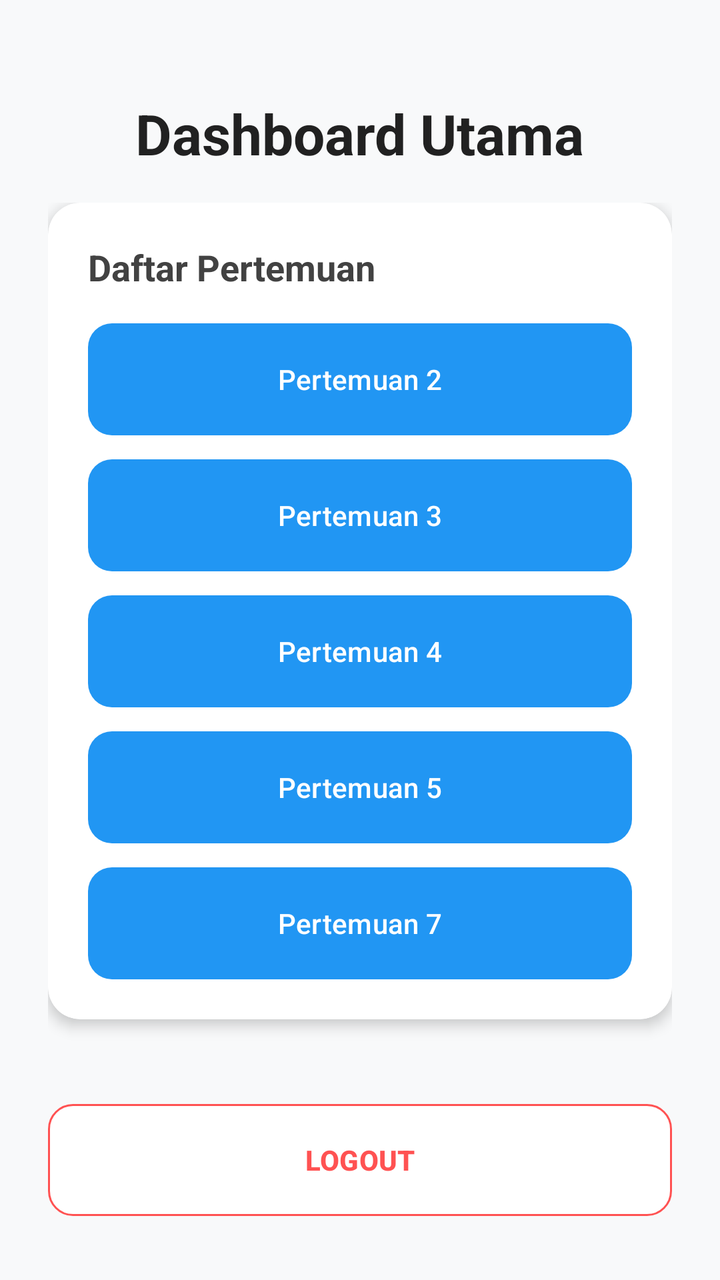
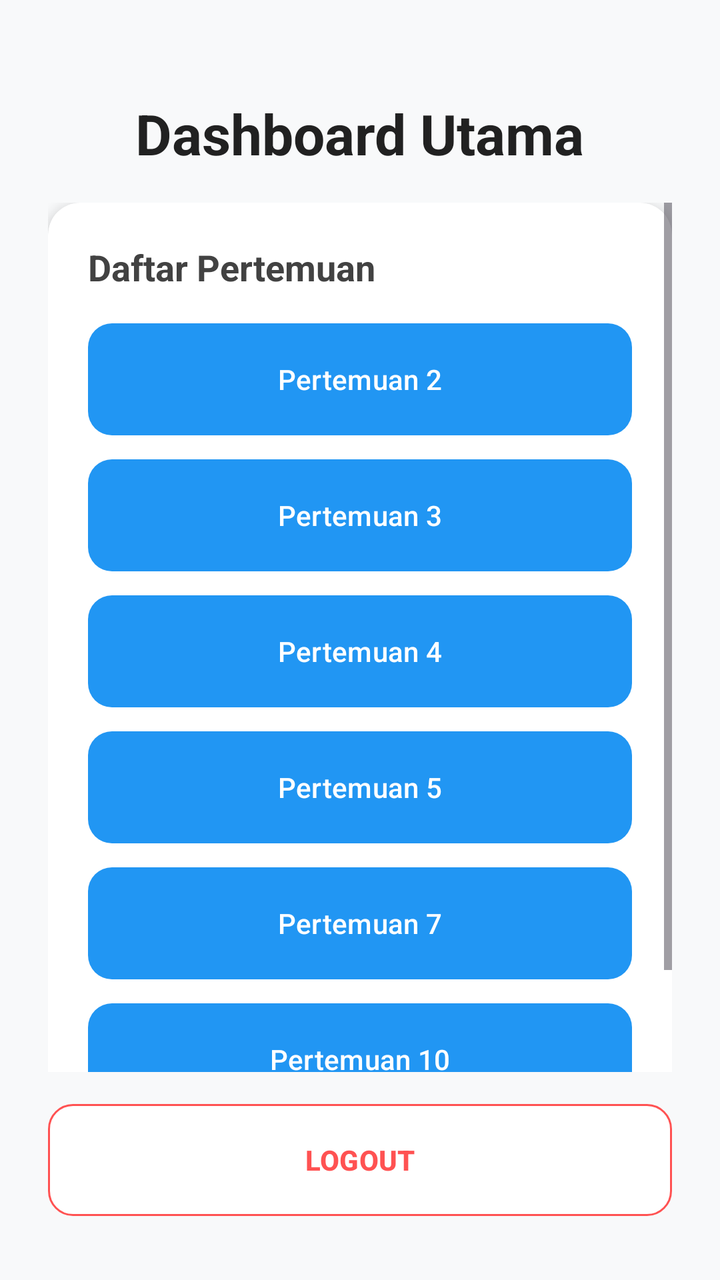

The first picture is an Android layout as it rendered before a commit; the second is the same layout after the commit. The layout source and the unified diff follow.
<!-- AndroidManifest.xml: application theme Theme.ArsyadApps -->
<!-- res/layout/activity_main.xml -->
<?xml version="1.0" encoding="utf-8"?>
<androidx.constraintlayout.widget.ConstraintLayout xmlns:android="http://schemas.android.com/apk/res/android"
    xmlns:app="http://schemas.android.com/apk/res-auto"
    xmlns:tools="http://schemas.android.com/tools"
    android:id="@+id/main"
    android:layout_width="match_parent"
    android:layout_height="match_parent"
    android:background="#F8F9FA"
    android:padding="24dp"
    tools:context=".MainActivity">

    <TextView
        android:id="@+id/tvDashboard"
        android:layout_width="wrap_content"
        android:layout_height="wrap_content"
        android:layout_marginTop="24dp"
        android:text="Dashboard Utama"
        android:textColor="#212121"
        android:textSize="28sp"
        android:textStyle="bold"
        app:layout_constraintEnd_toEndOf="parent"
        app:layout_constraintStart_toStartOf="parent"
        app:layout_constraintTop_toTopOf="parent" />

    <ScrollView
        android:layout_width="0dp"
        android:layout_height="0dp"
        android:layout_marginTop="16dp"
        android:layout_marginBottom="16dp"
        app:layout_constraintBottom_toTopOf="@id/btnLogout"
        app:layout_constraintEnd_toEndOf="parent"
        app:layout_constraintStart_toStartOf="parent"
        app:layout_constraintTop_toBottomOf="@id/tvDashboard">

        <LinearLayout
            android:layout_width="match_parent"
            android:layout_height="wrap_content"
            android:orientation="vertical">

            <androidx.cardview.widget.CardView
                android:layout_width="match_parent"
                android:layout_height="wrap_content"
                android:layout_marginBottom="16dp"
                app:cardCornerRadius="16dp"
                app:cardElevation="4dp">

                <LinearLayout
                    android:layout_width="match_parent"
                    android:layout_height="wrap_content"
                    android:orientation="vertical"
                    android:padding="20dp">

                    <TextView
                        android:layout_width="wrap_content"
                        android:layout_height="wrap_content"
                        android:text="Daftar Pertemuan"
                        android:textColor="#424242"
                        android:textSize="18sp"
                        android:textStyle="bold" />

                    <Button
                        android:id="@+id/btnPertemuan2"
                        android:layout_width="match_parent"
                        android:layout_height="56dp"
                        android:layout_marginTop="16dp"
                        android:background="@drawable/button_bg"
                        android:text="Pertemuan 2"
                        android:textColor="#FFFFFF"
                        app:backgroundTint="@null" />

                    <Button
                        android:id="@+id/btnPertemuan3"
                        android:layout_width="match_parent"
                        android:layout_height="56dp"
                        android:layout_marginTop="12dp"
                        android:background="@drawable/button_bg"
                        android:text="Pertemuan 3"
                        android:textColor="#FFFFFF"
                        app:backgroundTint="@null" />

                    <Button
                        android:id="@+id/btnPertemuan4"
                        android:layout_width="match_parent"
                        android:layout_height="56dp"
                        android:layout_marginTop="12dp"
                        android:background="@drawable/button_bg"
                        android:text="Pertemuan 4"
                        android:textColor="#FFFFFF"
                        app:backgroundTint="@null" />

                    <Button
                        android:id="@+id/btnPertemuan5"
                        android:layout_width="match_parent"
                        android:layout_height="56dp"
                        android:layout_marginTop="12dp"
                        android:background="@drawable/button_bg"
                        android:text="Pertemuan 5"
                        android:textColor="#FFFFFF"
                        app:backgroundTint="@null" />

                    <Button
                        android:id="@+id/btnPertemuan7"
                        android:layout_width="match_parent"
                        android:layout_height="56dp"
                        android:layout_marginTop="12dp"
                        android:background="@drawable/button_bg"
                        android:text="Pertemuan 7"
                        android:textColor="#FFFFFF"
                        app:backgroundTint="@null" />

                </LinearLayout>
            </androidx.cardview.widget.CardView>
        </LinearLayout>
    </ScrollView>

    <Button
        android:id="@+id/btnLogout"
        android:layout_width="0dp"
        android:layout_height="56dp"
        android:layout_marginBottom="8dp"
        android:background="@drawable/button_secondary_bg"
        android:text="LOGOUT"
        android:textColor="#FF5252"
        android:textStyle="bold"
        app:backgroundTint="@null"
        app:layout_constraintBottom_toBottomOf="parent"
        app:layout_constraintEnd_toEndOf="parent"
        app:layout_constraintStart_toStartOf="parent" />

</androidx.constraintlayout.widget.ConstraintLayout>
<!-- resources referenced by this layout -->
<resources>
  <!-- drawable button_bg (drawable) -->
  <?xml version="1.0" encoding="utf-8"?>
  <ripple xmlns:android="http://schemas.android.com/apk/res/android"
      android:color="#40FFFFFF">
      <item>
          <shape android:shape="rectangle">
              <solid android:color="#2196F3" />
              <corners android:radius="12dp" />
          </shape>
      </item>
  </ripple>
  <!-- drawable button_secondary_bg (drawable) -->
  <?xml version="1.0" encoding="utf-8"?>
  <ripple xmlns:android="http://schemas.android.com/apk/res/android"
      android:color="#40000000">
      <item>
          <shape android:shape="rectangle">
              <solid android:color="#FFFFFF" />
              <corners android:radius="12dp" />
              <stroke
                  android:width="1dp"
                  android:color="#FF5252" />
          </shape>
      </item>
  </ripple>
  <style name="Theme.ArsyadApps" parent="Base.Theme.ArsyadApps" />
  <style name="Base.Theme.ArsyadApps" parent="Theme.Material3.DayNight.NoActionBar">
          
          
      </style>
</resources>

<!-- the commit's change to res/layout/activity_main.xml (unified diff, before → after) -->
@@ -108,6 +108,16 @@
                         android:textColor="#FFFFFF"
                         app:backgroundTint="@null" />
 
+                    <Button
+                        android:id="@+id/btnPertemuan10"
+                        android:layout_width="match_parent"
+                        android:layout_height="56dp"
+                        android:layout_marginTop="12dp"
+                        android:background="@drawable/button_bg"
+                        android:text="Pertemuan 10"
+                        android:textColor="#FFFFFF"
+                        app:backgroundTint="@null" />
+
                 </LinearLayout>
             </androidx.cardview.widget.CardView>
         </LinearLayout>
